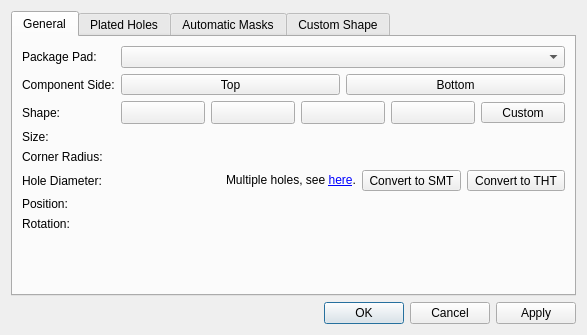
Above: libs/librepcb/editor/library/pkg/footprintpadpropertiesdialog.ui from LibrePCB/LibrePCB before the change. Below: the same form after it.
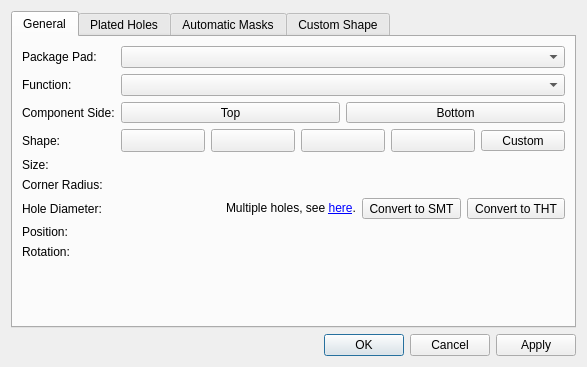
That is the form after the change. Icons and pictures are not drawn. Custom widgets are drawn as their Qt base class.

Commit message: Add function property to footprint pads

```diff
--- a/libs/librepcb/editor/library/pkg/footprintpadpropertiesdialog.ui
+++ b/libs/librepcb/editor/library/pkg/footprintpadpropertiesdialog.ui
@@ -7,7 +7,7 @@
     <x>0</x>
     <y>0</y>
     <width>587</width>
-    <height>335</height>
+    <height>367</height>
    </rect>
   </property>
   <property name="windowTitle">
@@ -34,28 +34,28 @@
        <item row="0" column="1">
         <widget class="QComboBox" name="cbxPackagePad"/>
        </item>
-       <item row="1" column="0">
+       <item row="2" column="0">
         <widget class="QLabel" name="label_2">
          <property name="text">
           <string>Component Side:</string>
          </property>
         </widget>
        </item>
-       <item row="2" column="0">
+       <item row="3" column="0">
         <widget class="QLabel" name="label_3">
          <property name="text">
           <string>Shape:</string>
          </property>
         </widget>
        </item>
-       <item row="6" column="0">
+       <item row="7" column="0">
         <widget class="QLabel" name="label_6">
          <property name="text">
           <string>Hole Diameter:</string>
          </property>
         </widget>
        </item>
-       <item row="6" column="1">
+       <item row="7" column="1">
         <layout class="QHBoxLayout" name="horizontalLayout_3">
          <item>
           <widget class="librepcb::editor::PositiveLengthEdit" name="edtHoleDiameter" native="true"/>
@@ -95,14 +95,14 @@
          </item>
         </layout>
        </item>
-       <item row="8" column="0">
+       <item row="9" column="0">
         <widget class="QLabel" name="label_4">
          <property name="text">
           <string>Position:</string>
          </property>
         </widget>
        </item>
-       <item row="8" column="1">
+       <item row="9" column="1">
         <layout class="QHBoxLayout" name="horizontalLayout">
          <item>
           <widget class="librepcb::editor::LengthEdit" name="edtPosX" native="true"/>
@@ -112,24 +112,24 @@
          </item>
         </layout>
        </item>
-       <item row="9" column="0">
+       <item row="10" column="0">
         <widget class="QLabel" name="label_5">
          <property name="text">
           <string>Rotation:</string>
          </property>
         </widget>
        </item>
-       <item row="9" column="1">
+       <item row="10" column="1">
         <widget class="librepcb::editor::AngleEdit" name="edtRotation" native="true"/>
        </item>
-       <item row="4" column="0">
+       <item row="5" column="0">
         <widget class="QLabel" name="label_9">
          <property name="text">
           <string>Corner Radius:</string>
          </property>
         </widget>
        </item>
-       <item row="4" column="1">
+       <item row="5" column="1">
         <layout class="QHBoxLayout" name="horizontalLayout_7">
          <item>
           <widget class="librepcb::editor::UnsignedLimitedRatioEdit" name="edtRadiusRatio" native="true"/>
@@ -139,7 +139,7 @@
          </item>
         </layout>
        </item>
-       <item row="1" column="1">
+       <item row="2" column="1">
         <layout class="QHBoxLayout" name="horizontalLayout_2">
          <item>
           <widget class="QToolButton" name="btnComponentSideTop">
@@ -193,7 +193,7 @@
          </item>
         </layout>
        </item>
-       <item row="2" column="1">
+       <item row="3" column="1">
         <layout class="QHBoxLayout" name="horizontalLayout_5">
          <item>
           <widget class="QToolButton" name="btnShapeRound">
@@ -329,14 +329,14 @@
          </item>
         </layout>
        </item>
-       <item row="3" column="0">
+       <item row="4" column="0">
         <widget class="QLabel" name="label_7">
          <property name="text">
           <string>Size:</string>
          </property>
         </widget>
        </item>
-       <item row="3" column="1">
+       <item row="4" column="1">
         <layout class="QHBoxLayout" name="horizontalLayout_4">
          <item>
           <widget class="librepcb::editor::PositiveLengthEdit" name="edtWidth" native="true"/>
@@ -346,6 +346,16 @@
          </item>
         </layout>
        </item>
+       <item row="1" column="0">
+        <widget class="QLabel" name="label_12">
+         <property name="text">
+          <string>Function:</string>
+         </property>
+        </widget>
+       </item>
+       <item row="1" column="1">
+        <widget class="QComboBox" name="cbxFunction"/>
+       </item>
       </layout>
      </widget>
      <widget class="QWidget" name="tabHoles">
```
Left out of the diff: 5 changed lines with no effect on the pictures. The commit also changes 14 other files.
